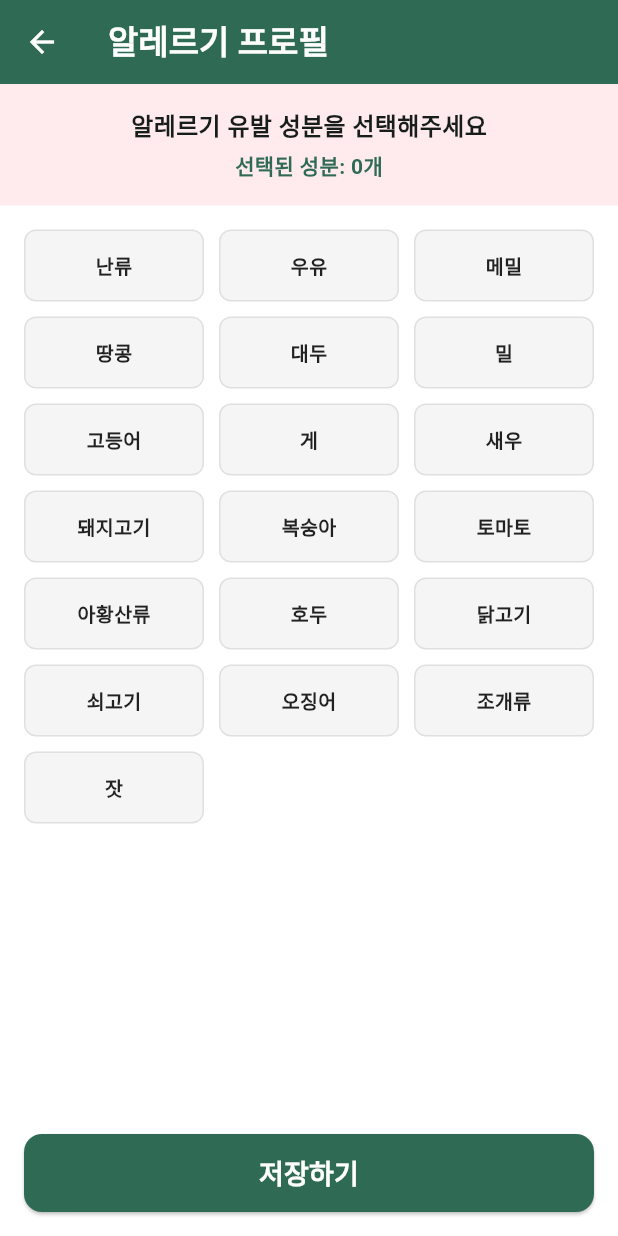
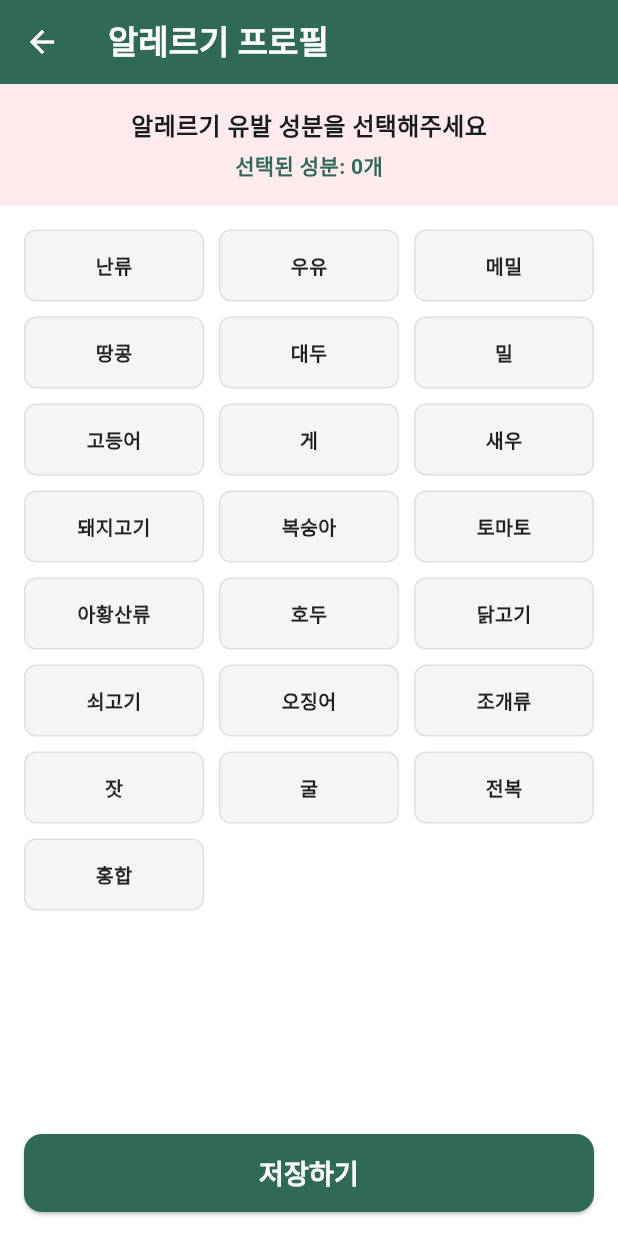
Before and after one commit to parkseonha777/PartE, a Flutter app: the AllergyProfileScreen screen opened directly, on a phone screen of 412 x 824 dp. Run offline on Flutter 3.47's test engine with Material 3 defaults, Android fonts, the phone set to English and light mode, and no system bars; our stand-ins replace camera, image_picker, shared_preferences, supabase_flutter; accounts and stored records are empty.

Commit message:
알레르기 22종 추가 (굴, 전복, 홍합)

```diff
--- a/pati_app/lib/screens/profile/allergy_profile_screen.dart
+++ b/pati_app/lib/screens/profile/allergy_profile_screen.dart
@@ -36,6 +36,9 @@ class _AllergyProfileScreenState extends State<AllergyProfileScreen> {
     '오징어': false,
     '조개류': false,
     '잣': false,
+    '굴': false,
+    '전복': false,
+    '홍합': false,
   };
 
   bool _isLoading = true;
```
